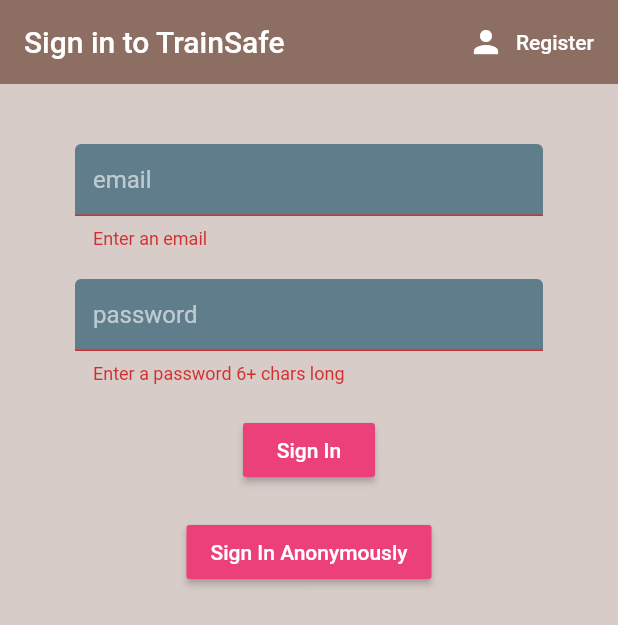
After one commit to BernardoFaria/CCU, a Flutter app: the screen it shows after launch, after a tap on "Sign In", on a phone screen of 412 x 824 dp. The commit adds this screen. Shown: the top 625 px of the screen. Run offline on Flutter 3.47's test engine with Material 2 defaults, Android fonts, the phone set to English and light mode, and no system bars; our stand-ins replace datetime_picker_formfield, firebase_auth, flutter_spinkit; accounts and stored records are empty; network calls fail.

Commit message:
Login e register DONE

```diff
--- /dev/null
+++ b/lib/models/user.dart
@@ -0,0 +1,7 @@
+class User {
+
+  final String uid;
+
+  User({ this.uid });
+
+}
--- /dev/null
+++ b/lib/pages/auth/auth.dart
@@ -0,0 +1,26 @@
+import 'package:flutter/material.dart';
+import 'package:trainsafe/pages/auth/sign_in.dart';
+import 'package:trainsafe/pages/auth/register.dart';
+
+class Auth extends StatefulWidget {
+  @override
+  _AuthState createState() => _AuthState();
+}
+
+class _AuthState extends State<Auth> {
+
+  bool showSignIn = true;
+  void toggleView(){
+    //print(showSignIn.toString());
+    setState(() => showSignIn = !showSignIn);
+  }
+
+  @override
+  Widget build(BuildContext context) {
+    if (showSignIn) {
+      return SignIn(toggleView:  toggleView);
+    } else {
+      return Register(toggleView:  toggleView);
+    }
+  }
+}
--- /dev/null
+++ b/lib/pages/auth/register.dart
@@ -0,0 +1,97 @@
+import 'package:flutter/material.dart';
+import 'package:trainsafe/shared/constants.dart';
+import 'package:trainsafe/services/authservice.dart';
+
+import '../loading.dart';
+import '../loading2.dart';
+
+class Register extends StatefulWidget {
+
+  final Function toggleView;
+  Register({ this.toggleView });
+
+  @override
+  _RegisterState createState() => _RegisterState();
+}
+
+class _RegisterState extends State<Register> {
+
+  final AuthService _auth = AuthService();
+  final _formKey = GlobalKey<FormState>();
+  bool loading = false;
+
+  String error = '';
+  // text field state
+  String email = '';
+  String password = '';
+
+  @override
+  Widget build(BuildContext context) {
+    return loading ? Loading2() : Scaffold(
+      backgroundColor: Colors.brown[100],
+      appBar: AppBar(
+        backgroundColor: Colors.brown[400],
+        elevation: 0.0,
+        title: Text('Sign up to TrainSafe'),
+        actions: <Widget>[
+          FlatButton.icon(
+            icon: Icon(Icons.person),
+            label: Text('Sign In'),
+            onPressed: () => widget.toggleView(),
+          ),
+        ],
+      ),
+      body: Container(
+        padding: EdgeInsets.symmetric(vertical: 20.0, horizontal: 50.0),
+        child: Form(
+          key: _formKey,
+          child: Column(
+            children: <Widget>[
+              SizedBox(height: 20.0),
+              TextFormField(
+                decoration: textInputDecoration.copyWith(hintText: 'email'),
+                validator: (val) => val.isEmpty ? 'Enter an email' : null,
+                onChanged: (val) {
+                  setState(() => email = val);
+                },
+              ),
+              SizedBox(height: 20.0),
+              TextFormField(
+                decoration: textInputDecoration.copyWith(hintText: 'password'),
+                obscureText: true,
+                validator: (val) => val.length < 6 ? 'Enter a password 6+ chars long' : null,
+                onChanged: (val) {
+                  setState(() => password = val);
+                },
+              ),
+              SizedBox(height: 20.0),
+              RaisedButton(
+                  color: Colors.pink[400],
+                  child: Text(
+                    'Register',
+                    style: TextStyle(color: Colors.white),
+                  ),
+                  onPressed: () async {
+                    if(_formKey.currentState.validate()){
+                      setState(() => loading = true);
+                      dynamic result = await _auth.registerWithEmailAndPassword(email, password);
+                      if(result == null) {
+                        setState(() {
+                          error = 'Please supply a valid email';
+                        });
+                      }
+                    }
+                  }
+              ),
+              SizedBox(height: 12.0),
+              Text(
+                error,
+                style: TextStyle(color: Colors.red, fontSize: 14.0),
+              )
+            ],
+          ),
+        ),
+      ),
+    );
+  }
+}
--- /dev/null
+++ b/lib/pages/auth/sign_in.dart
@@ -0,0 +1,119 @@
+import 'package:flutter/material.dart';
+import 'package:trainsafe/services/authservice.dart';
+import 'package:firebase_auth/firebase_auth.dart';
+import 'package:trainsafe/shared/constants.dart';
+
+import '../loading.dart';
+import '../loading2.dart';
+
+class SignIn extends StatefulWidget {
+
+  final Function toggleView;
+  SignIn({ this.toggleView });
+
+
+  @override
+  _SignInState createState() => _SignInState();
+}
+
+class _SignInState extends State<SignIn> {
+
+  final AuthService _auth = AuthService();
+  final _formKey = GlobalKey<FormState>();
+  bool loading = false;
+
+  String error = '';
+  String email = '';
+  String password = '';
+
+  @override
+  Widget build(BuildContext context) {
+    return loading ? Loading2() : Scaffold(
+      backgroundColor: Colors.brown[100],
+      appBar: AppBar(
+        backgroundColor: Colors.brown[400],
+        elevation: 0.0,
+        title: Text('Sign in to TrainSafe'),
+        actions: <Widget>[
+          FlatButton.icon(
+            icon: Icon(Icons.person),
+            label: Text('Register'),
+            onPressed: () => widget.toggleView(),
+          ),
+        ],
+      ),
+      body: Container(
+        padding: EdgeInsets.symmetric(vertical: 20.0, horizontal: 50.0),
+        child: Form(
+          key: _formKey,
+          child: Column(
+            children: <Widget>[
+              SizedBox(height: 20.0),
+              TextFormField(
+                decoration: textInputDecoration.copyWith(hintText: 'email'),
+                validator: (val) => val.isEmpty ? 'Enter an email' : null,
+                onChanged: (val) {
+                  setState(() => email = val);
+                },
+              ),
+              SizedBox(height: 20.0),
+              TextFormField(
+                obscureText: true,
+                decoration: textInputDecoration.copyWith(hintText: 'password'),
+                validator: (val) => val.length < 6 ? 'Enter a password 6+ chars long' : null,
+                onChanged: (val) {
+                  setState(() => password = val);
+                },
+              ),
+              SizedBox(height: 20.0),
+              RaisedButton(
+                  color: Colors.pink[400],
+                  child: Text(
+                    'Sign In',
+                    style: TextStyle(color: Colors.white),
+                  ),
+                  onPressed: () async {
+                    if(_formKey.currentState.validate()){
+                      setState(() => loading = true);
+                      dynamic result = await _auth.signInWithEmailAndPassword(email, password);
+                      if(result == null) {
+                        setState(() {
+                          loading = false;
+                          error = 'Could not sign in with those credentials';
+                        });
+                      }
+                    }
+                  }
+              ),
+              SizedBox(height: 20.0),
+              RaisedButton(
+                  color: Colors.pink[400],
+                  child: Text(
+                    'Sign In Anonymously',
+                    style: TextStyle(color: Colors.white),
+                  ),
+                  onPressed: () async {
+                    setState(() => loading = true);
+                    dynamic result = await _auth.signInAnon();
+                    if (result == null) {
+                      setState(() => loading = true);
+                      print('error signing in');
+                    } else {
+                      print('signed in');
+                      print(result.uid);
+                    }
+                  },
+              ),
+
+              SizedBox(height: 12.0),
+              Text(
+                error,
+                style: TextStyle(color: Colors.red, fontSize: 14.0),
+              )
+            ],
+          ),
+        ),
+      ),
+    );
+  }
+}
--- /dev/null
+++ b/lib/pages/auth/wrapper.dart
@@ -0,0 +1,22 @@
+
+import 'package:provider/provider.dart';
+import 'package:trainsafe/models/user.dart';
+import 'package:trainsafe/pages/home.dart';
+import 'package:flutter/material.dart';
+
+import 'auth.dart';
+
+class Wrapper extends StatelessWidget {
+  @override
+  Widget build(BuildContext context) {
+
+    final user = Provider.of<User>(context);
+    print(user);
+    // return either the Home or Authenticate widget
+    if (user == null){
+      return Auth();
+    } else {
+      return Homee();
+    }
+  }
+}
--- a/lib/pages/loading.dart
+++ b/lib/pages/loading.dart
@@ -16,7 +16,7 @@ class _LoadingState extends State<Loading> {
   void setupWorldTime() async {
     WorldTime instance = WorldTime(location: 'London', flag: 'london.png', url: 'Europe/London');
     await instance.getTime();
-    Navigator.pushReplacementNamed(context, '/home', arguments: {
+    Navigator.pushReplacementNamed(context, '/wrapper', arguments: {
       'time': instance.time,
       'isDaytime': instance.isDaytime
     });
--- /dev/null
+++ b/lib/services/authservice.dart
@@ -0,0 +1,63 @@
+import 'package:firebase_auth/firebase_auth.dart';
+import 'package:trainsafe/models/user.dart';
+
+class AuthService {
+
+  final FirebaseAuth _auth = FirebaseAuth.instance;
+
+  User _userFromFirebaseUser(FirebaseUser user) {
+    return user != null ? User(uid: user.uid) : null;
+  }
+
+  Stream<User> get user {
+    return _auth.onAuthStateChanged
+    //.map((FirebaseUser user) => _userFromFirebaseUser(user));
+        .map(_userFromFirebaseUser);
+  }
+  // sign in anon
+  Future signInAnon() async {
+    try {
+      AuthResult result = await _auth.signInAnonymously();
+      FirebaseUser user = result.user;
+      return _userFromFirebaseUser(user);
+    } catch (e) {
+      print(e.toString());
+      return null;
+    }
+  }
+
+  // sign out
+  Future signOut() async {
+    try {
+      return await _auth.signOut();
+    } catch (error) {
+      print(error.toString());
+      return null;
+    }
+  }
+// sign in with email and password
+  Future signInWithEmailAndPassword(String email, String password) async {
+    try {
+      AuthResult result = await _auth.signInWithEmailAndPassword(email: email, password: password);
+      FirebaseUser user = result.user;
+      return user;
+    } catch (error) {
+      print(error.toString());
+      return null;
+    }
+  }
+
+// register with email and password
+  Future registerWithEmailAndPassword(String email, String password) async {
+    try {
+      AuthResult result = await _auth.createUserWithEmailAndPassword(email: email, password: password);
+      FirebaseUser user = result.user;
+      return _userFromFirebaseUser(user);
+    } catch (error) {
+      print(error.toString());
+      return null;
+    }
+  }
+// sign out
+
+}
--- /dev/null
+++ b/lib/shared/constants.dart
@@ -0,0 +1,13 @@
+import 'package:flutter/material.dart';
+
+const textInputDecoration = InputDecoration(
+  fillColor: Colors.blueGrey,
+  filled: true,
+  contentPadding: EdgeInsets.all(12.0),
+  enabledBorder: OutlineInputBorder(
+    borderSide: BorderSide(color: Colors.white, width: 2.0),
+  ),
+  focusedBorder: OutlineInputBorder(
+    borderSide: BorderSide(color: Colors.pink, width: 2.0),
+  ),
+);
--- a/pubspec.yaml
+++ b/pubspec.yaml
@@ -26,6 +26,10 @@ dependencies:
   http: ^0.12.2
   intl: ^0.16.1
   flutter_spinkit: ^4.1.2+1
+  firebase_auth: ^0.14.0+5
+  cloud_firestore: ^0.12.9+4
+  provider: ^4.3.2+3
+
 
 
 
```
Also changed, not shown: lib/main.dart (+47 -134 lines), lib/pages/home.dart (+16 -0 lines), lib/pages/loading2.dart (added, +17 -0 lines), assets/images/1_CXXf3Z39Y7y9fUbzysrPew.png (added), assets/images/images.jpg (added), pubspec.lock, 5 other files.
